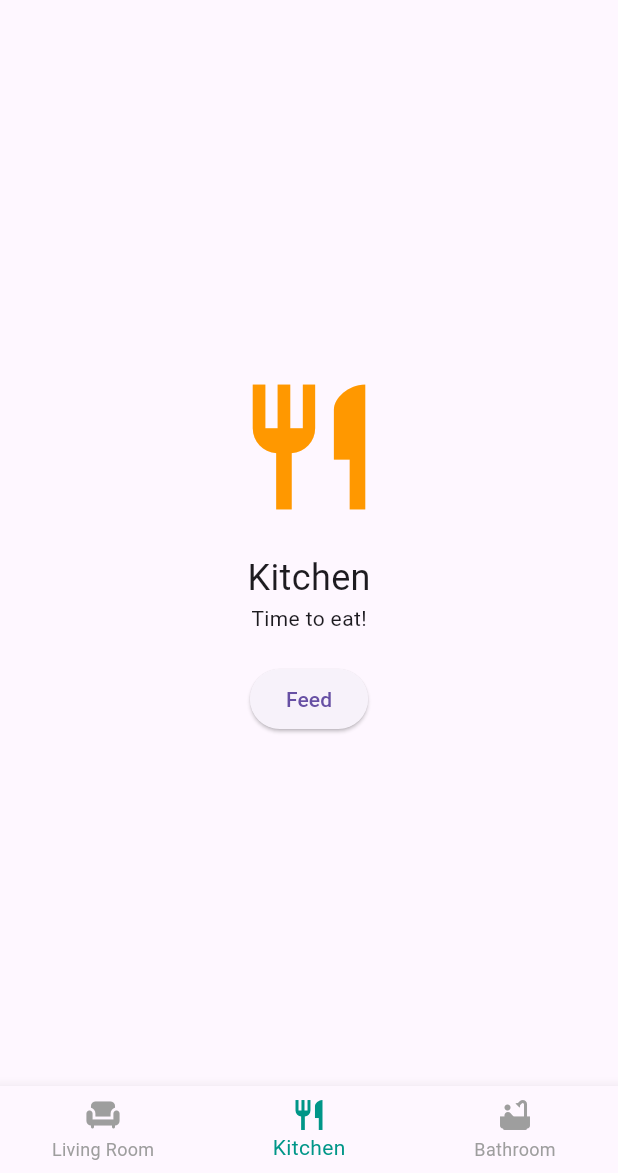
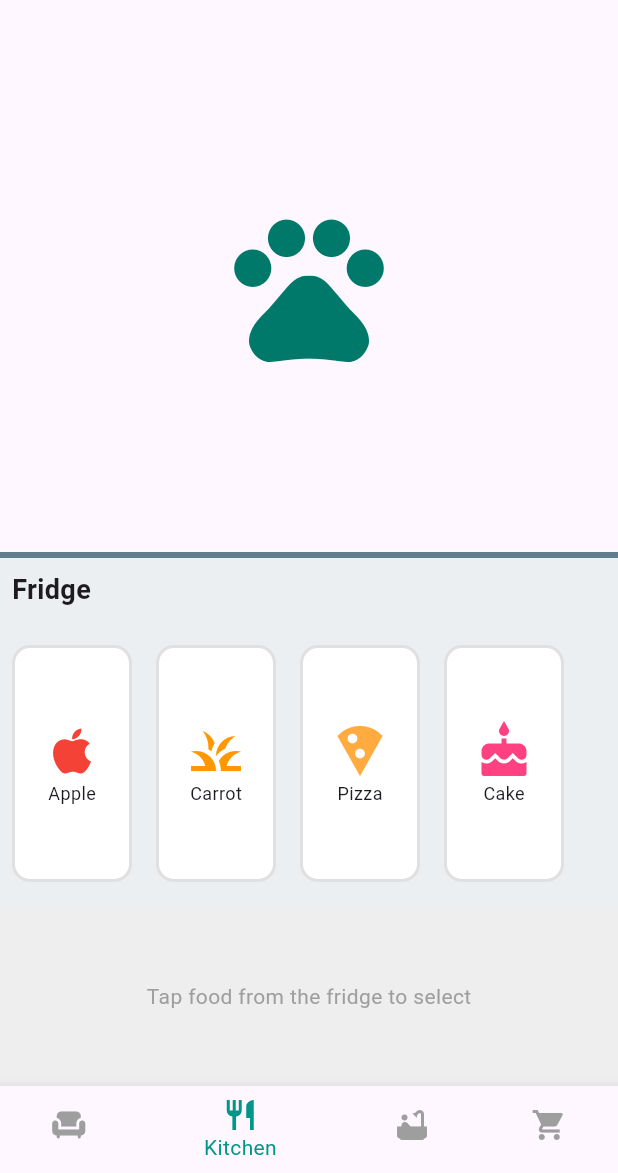
Before and after one commit to FlotschiL/TamaGo_frontend, a Flutter app: the MainGameNavigation screen opened directly, item 2 of the bottom bar chosen, on a phone screen of 412 x 824 dp, the part 63-1236 px from its top. Run offline on Flutter 3.47's test engine with Material 3 defaults, Android fonts, the light colour scheme and no system bars.

Commit message:
new layout for navigation

```diff
--- a/tamago/lib/main.dart
+++ b/tamago/lib/main.dart
@@ -1,6 +1,10 @@
 import 'package:flutter/material.dart';
 import "package:tamago/utils/login_screen.dart";
 import "package:tamago/pages/living.dart";
+import "package:tamago/pages/kitchen.dart";
+import "package:tamago/pages/bath.dart";
+import "package:tamago/pages/store.dart";
+
 void main() {
   runApp(const TamagotchiApp());
 }
@@ -41,6 +45,7 @@ class _MainGameNavigationState extends State<MainGameNavigation> {
     const LivingRoomScreen(),
     const KitchenScreen(),
     const BathroomScreen(),
+    const StoreScreen(),
   ];
 
   void _onTabTapped(int index) {
@@ -88,84 +93,12 @@ class _MainGameNavigationState extends State<MainGameNavigation> {
             icon: Icon(Icons.bathtub),
             label: 'Bathroom',
           ),
+          BottomNavigationBarItem(
+            icon: Icon(Icons.shopping_cart),
+            label: 'Store',
+          ),
         ],
       ),
     );
   }
 }
-
-// ==========================================
-// 3. THE ROOMS (UI Placeholders)
-// ==========================================
-
-/*class LivingRoomScreen extends StatelessWidget {
-  const LivingRoomScreen({Key? key}) : super(key: key);
-
-  @override
-  Widget build(BuildContext context) {
-    return Center(
-      child: Column(
-        mainAxisAlignment: MainAxisAlignment.center,
-        children: [
-          const Icon(Icons.chair, size: 100, color: Colors.blueGrey),
-          const SizedBox(height: 20),
-          const Text('Living Room', style: TextStyle(fontSize: 24)),
-          const Text('Where your pet rests and gets petted.'),
-          const SizedBox(height: 20),
-          ElevatedButton(
-            onPressed: () { /* Pet logic */ },
-            child: const Text('Pet the Tamagotchi'),
-          )
-        ],
-      ),
-    );
-  }
-}
-*/
-class KitchenScreen extends StatelessWidget {
-  const KitchenScreen({super.key});
-
-  @override
-  Widget build(BuildContext context) {
-    return Center(
-      child: Column(
-        mainAxisAlignment: MainAxisAlignment.center,
-        children: [
-          const Icon(Icons.restaurant, size: 100, color: Colors.orange),
-          const SizedBox(height: 20),
-          const Text('Kitchen', style: TextStyle(fontSize: 24)),
-          const Text('Time to eat!'),
-          const SizedBox(height: 20),
-          ElevatedButton(
-            onPressed: () { /* Feed logic */ },
-            child: const Text('Feed'),
-          )
-        ],
-      ),
-    );
-  }
-}
-
-class BathroomScreen extends StatelessWidget {
-  const BathroomScreen({super.key});
-
-  @override
-  Widget build(BuildContext context) {
-    return Center(
-      child: Column(
-        mainAxisAlignment: MainAxisAlignment.center,
-        children: [
-          const Icon(Icons.bathtub, size: 100, color: Colors.lightBlue),
-          const SizedBox(height: 20),
-          const Text('Bathroom', style: TextStyle(fontSize: 24)),
-          const Text('Keep your pet clean.'),
-          const SizedBox(height: 20),
-          ElevatedButton(
-            onPressed: () { /* Clean logic */ },
-            child: const Text('Clean'),
-          )
-        ],
-      ),
-    );
-  }
-}
--- /dev/null
+++ b/tamago/lib/pages/bath.dart
@@ -0,0 +1,25 @@
+import 'package:flutter/material.dart';
+
+class BathroomScreen extends StatelessWidget {
+  const BathroomScreen({super.key});
+
+  @override
+  Widget build(BuildContext context) {
+    return Center(
+      child: Column(
+        mainAxisAlignment: MainAxisAlignment.center,
+        children: [
+          const Icon(Icons.bathtub, size: 100, color: Colors.lightBlue),
+          const SizedBox(height: 20),
+          const Text('Bathroom', style: TextStyle(fontSize: 24)),
+          const Text('Keep your pet clean.'),
+          const SizedBox(height: 20),
+          ElevatedButton(
+            onPressed: () { /* Clean logic */ },
+            child: const Text('Clean'),
+          )
+        ],
+      ),
+    );
+  }
+}
--- /dev/null
+++ b/tamago/lib/pages/kitchen.dart
@@ -0,0 +1,195 @@
+import 'package:flutter/material.dart';
+
+// 1. A simple data model for our Food
+class FoodItem {
+  final String id;
+  final String name;
+  final IconData icon;
+  final Color color;
+
+  FoodItem({required this.id, required this.name, required this.icon, required this.color});
+}
+
+class KitchenScreen extends StatefulWidget {
+  const KitchenScreen({Key? key}) : super(key: key);
+
+  @override
+  State<KitchenScreen> createState() => _KitchenScreenState();
+}
+
+class _KitchenScreenState extends State<KitchenScreen> {
+  // State variables
+  List<FoodItem> _fridgeInventory = [];
+  bool _isLoading = true;
+  FoodItem? _selectedFood;
+
+  @override
+  void initState() {
+    super.initState();
+    _fetchFridgeInventory();
+  }
+
+  // 2. Mock API Call to get food
+  Future<void> _fetchFridgeInventory() async {
+    // Simulate network delay
+    await Future.delayed(const Duration(seconds: 1));
+
+    setState(() {
+      _fridgeInventory = [
+        FoodItem(id: '1', name: 'Apple', icon: Icons.apple, color: Colors.red),
+        FoodItem(id: '2', name: 'Carrot', icon: Icons.grass, color: Colors.orange), // grass icon as placeholder
+        // Using local icons for simplicity, but you could use Image.network later
+        FoodItem(id: '3', name: 'Pizza', icon: Icons.local_pizza, color: Colors.orangeAccent),
+        FoodItem(id: '4', name: 'Cake', icon: Icons.cake, color: Colors.pinkAccent),
+      ];
+      _isLoading = false;
+    });
+  }
+
+  void _feedTamagotchi(FoodItem food) {
+    setState(() {
+      // Remove food from inventory and clear the slot
+      _fridgeInventory.removeWhere((item) => item.id == food.id);
+      _selectedFood = null;
+    });
+
+    // Show the success message
+    ScaffoldMessenger.of(context).showSnackBar(
+      SnackBar(
+        content: Text('Pet fed a tasty ${food.name}!'),
+        duration: const Duration(seconds: 1),
+        behavior: SnackBarBehavior.floating,
+      ),
+    );
+  }
+
+  @override
+  Widget build(BuildContext context) {
+    return Column(
+      children: [
+        // ==========================================
+        // TOP: The Tamagotchi (The DragTarget)
+        // ==========================================
+        Expanded(
+          flex: 3,
+          child: Center(
+            child: DragTarget<FoodItem>(
+              // This is what happens when the user drops the food here
+              onAcceptWithDetails: (details) {
+                _feedTamagotchi(details.data);
+              },
+              // The builder lets us change how the pet looks when food is hovering
+              builder: (context, candidateData, rejectedData) {
+                final isFoodHovering = candidateData.isNotEmpty;
+
+                return AnimatedContainer(
+                  duration: const Duration(milliseconds: 200),
+                  padding: const EdgeInsets.all(16),
+                  decoration: BoxDecoration(
+                    color: isFoodHovering ? Colors.teal.withOpacity(0.2) : Colors.transparent,
+                    shape: BoxShape.circle,
+                  ),
+                  child: Icon(
+                    // Open mouth if food is hovering!
+                    isFoodHovering ? Icons.sentiment_very_satisfied : Icons.pets,
+                    size: 120,
+                    color: Colors.teal.shade700,
+                  ),
+                );
+              },
+            ),
+          ),
+        ),
+
+        // ==========================================
+        // MIDDLE: The Fridge Inventory
+        // ==========================================
+        Expanded(
+          flex: 2,
+          child: Container(
+            width: double.infinity,
+            decoration: BoxDecoration(
+              color: Colors.blueGrey.shade50,
+              border: const Border(top: BorderSide(color: Colors.blueGrey, width: 4)),
+            ),
+            child: Column(
+              crossAxisAlignment: CrossAxisAlignment.start,
+              children: [
+                const Padding(
+                  padding: EdgeInsets.all(8.0),
+                  child: Text('Fridge', style: TextStyle(fontSize: 18, fontWeight: FontWeight.bold)),
+                ),
+                Expanded(
+                  child: _isLoading
+                    ? const Center(child: CircularProgressIndicator())
+                    : ListView.builder(
+                        scrollDirection: Axis.horizontal,
+                        itemCount: _fridgeInventory.length,
+                        itemBuilder: (context, index) {
+                          final food = _fridgeInventory[index];
+                          return GestureDetector(
+                            onTap: () {
+                              setState(() {
+                                _selectedFood = food;
+                              });
+                            },
+                            child: Container(
+                              margin: const EdgeInsets.symmetric(horizontal: 8, vertical: 16),
+                              width: 80,
+                              decoration: BoxDecoration(
+                                color: Colors.white,
+                                borderRadius: BorderRadius.circular(12),
+                                border: Border.all(
+                                  color: _selectedFood?.id == food.id ? Colors.teal : Colors.grey.shade300,
+                                  width: 2,
+                                ),
+                              ),
+                              child: Column(
+                                mainAxisAlignment: MainAxisAlignment.center,
+                                children: [
+                                  Icon(food.icon, size: 40, color: food.color),
+                                  Text(food.name, style: const TextStyle(fontSize: 12)),
+                                ],
+                              ),
+                            ),
+                          );
+                        },
+                      ),
+                ),
+              ],
+            ),
+          ),
+        ),
+
+        // ==========================================
+        // BOTTOM: The Food Slot (The Draggable)
+        // ==========================================
+        Container(
+          height: 120,
+          width: double.infinity,
+          color: Colors.grey.shade200,
+          child: Center(
+            child: _selectedFood == null
+              ? const Text('Tap food from the fridge to select', style: TextStyle(color: Colors.grey))
+              : Draggable<FoodItem>(
+                  // The data that gets passed to the DragTarget
+                  data: _selectedFood,
+                  // What the user sees under their finger while dragging
+                  feedback: Material(
+                    color: Colors.transparent,
+                    child: Icon(_selectedFood!.icon, size: 80, color: _selectedFood!.color),
+                  ),
+                  // What gets left behind in the slot while dragging
+                  childWhenDragging: Opacity(
+                    opacity: 0.3,
+                    child: Icon(_selectedFood!.icon, size: 60, color: _selectedFood!.color),
+                  ),
+                  // The default look of the slot before dragging
+                  child: Icon(_selectedFood!.icon, size: 60, color: _selectedFood!.color),
+                ),
+          ),
+        ),
+      ],
+    );
+  }
+}
--- /dev/null
+++ b/tamago/lib/pages/store.dart
@@ -0,0 +1,25 @@
+import 'package:flutter/material.dart';
+
+class StoreScreen extends StatelessWidget {
+  const StoreScreen({super.key});
+
+  @override
+  Widget build(BuildContext context) {
+    return Center(
+      child: Column(
+        mainAxisAlignment: MainAxisAlignment.center,
+        children: [
+          const Icon(Icons.restaurant, size: 100, color: Colors.orange),
+          const SizedBox(height: 20),
+          const Text('Store', style: TextStyle(fontSize: 24)),
+          const Text('Buy stuff for you pet!'),
+          const SizedBox(height: 20),
+          ElevatedButton(
+            onPressed: () { /* Feed logic */ },
+            child: const Text('Buy'),
+          )
+        ],
+      ),
+    );
+  }
+}
```
Also changed, not shown: 1 other file.
